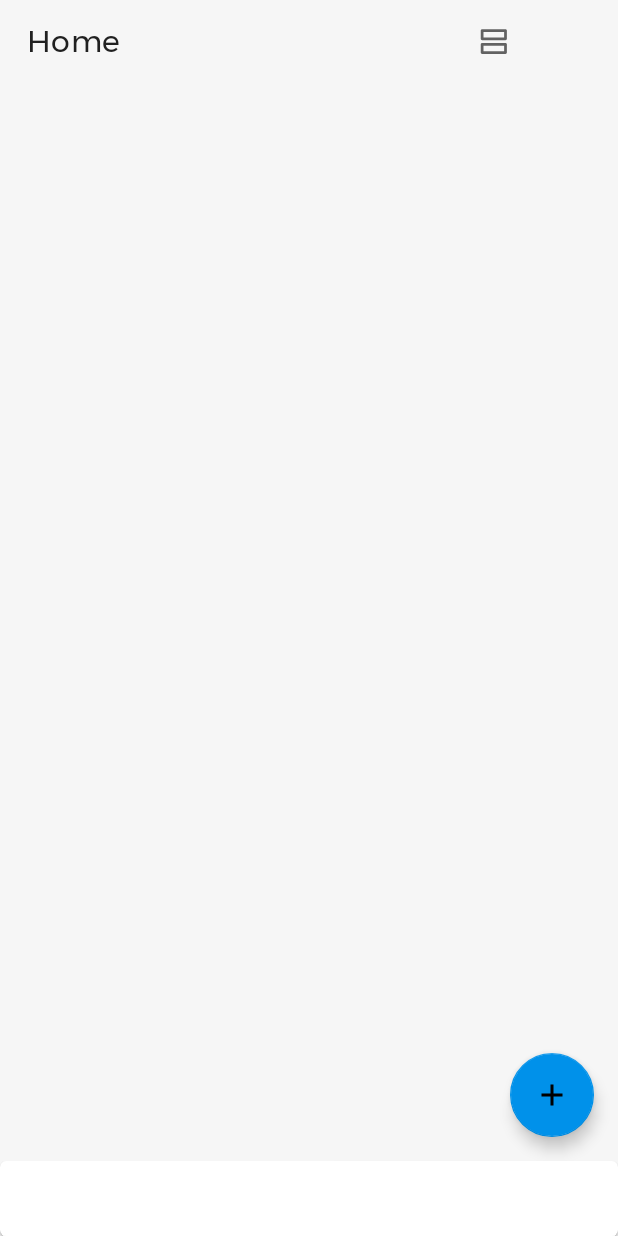
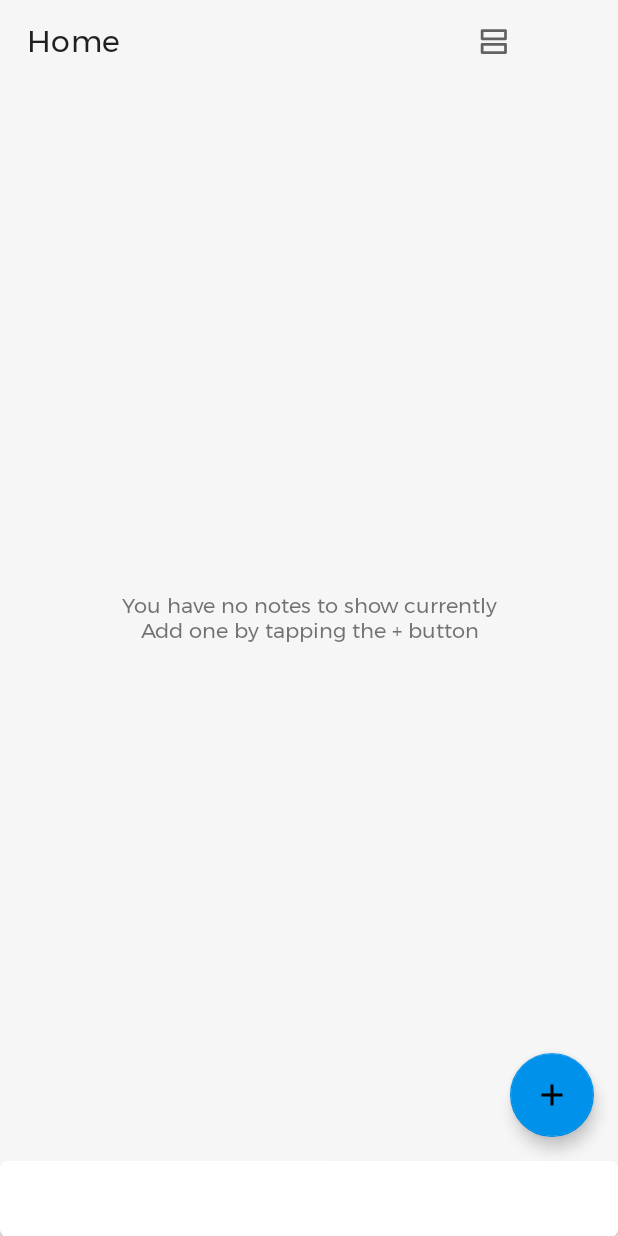
Before and after one commit to robert-paraschiv/CloudNotes, an Android app: the screen it shows after launch once a user with an empty profile is signed in (MainActivity), on a phone screen of 412 x 824 dp. Run offline under Robolectric (Android 15) with nearby library versions, the phone set to English and light mode, and no system bars; our stand-ins replace AdMob, CircleImageView, Firebase (no records; nobody signed in at launch, a user with empty details on screens opened directly); 7 statements that could not run were skipped.

```diff
--- a/app/build.gradle
+++ b/app/build.gradle
@@ -9,7 +9,7 @@ android {
         applicationId "com.rokudoz.onotes"
         minSdkVersion 27
         targetSdkVersion 29
-        versionCode 3
+        versionCode 4
         versionName "1.0"
 
         testInstrumentationRunner "androidx.test.runner.AndroidJUnitRunner"
--- a/app/src/main/java/com/rokudoz/onotes/Fragments/HomeFragment.java
+++ b/app/src/main/java/com/rokudoz/onotes/Fragments/HomeFragment.java
@@ -92,6 +92,8 @@ public class HomeFragment extends Fragment implements HomePageAdapter.OnItemClic
     ItemTouchHelper helper;
     private ImageView layoutManagerIcon;
 
+    private TextView noNotesTv;
+
     private Collaborator currentUserCollaborator = new Collaborator();
 
     private HomePageAdapter staggeredRecyclerViewAdapter;
@@ -131,6 +133,7 @@ public class HomeFragment extends Fragment implements HomePageAdapter.OnItemClic
             view = inflater.inflate(R.layout.fragment_home, container, false);
             recyclerView = view.findViewById(R.id.homeFragment_recyclerView);
             addNewNoteBtn = view.findViewById(R.id.homeFragment_addNoteFab);
+            noNotesTv = view.findViewById(R.id.homeFragment_empty);
 
             sharedPreferences = requireActivity().getSharedPreferences(SETTINGS_PREFS_NAME, MODE_PRIVATE);
             sharedPrefsEditor = requireActivity().getSharedPreferences(SETTINGS_PREFS_NAME, MODE_PRIVATE).edit();
@@ -336,6 +339,10 @@ public class HomeFragment extends Fragment implements HomePageAdapter.OnItemClic
                         @Override
                         public void onEvent(@Nullable QuerySnapshot queryDocumentSnapshots, @Nullable FirebaseFirestoreException e) {
                             if (queryDocumentSnapshots != null && e == null) {
+                                if (queryDocumentSnapshots.size() > 0) {
+                                    //Notes are available, hide no notes tv
+                                    noNotesTv.setVisibility(View.GONE);
+
                                     for (DocumentSnapshot documentSnapshot : queryDocumentSnapshots) {
                                         Note note = documentSnapshot.toObject(Note.class);
                                         if (note != null) {
@@ -384,6 +391,11 @@ public class HomeFragment extends Fragment implements HomePageAdapter.OnItemClic
                                             }
                                         }
                                     }
+                                } else {
+                                    //No notes available, show no notes tv
+                                    noNotesTv.setVisibility(View.VISIBLE);
+                                }
+
                             }
                         }
                     });
--- a/app/src/main/res/layout/fragment_home.xml
+++ b/app/src/main/res/layout/fragment_home.xml
@@ -62,6 +62,16 @@
         </com.google.android.material.appbar.MaterialToolbar>
     </com.google.android.material.appbar.AppBarLayout>
 
+    <TextView
+        android:visibility="gone"
+        tools:visibility="visible"
+        android:id="@+id/homeFragment_empty"
+        android:layout_width="match_parent"
+        android:layout_height="wrap_content"
+        android:layout_gravity="center"
+        android:gravity="center"
+        android:text="You have no notes to show currently\nAdd one by tapping the + button" />
+
 
     <androidx.core.widget.NestedScrollView
         android:id="@+id/homeFragment_recyclerView_layout"
```
Also changed, not shown: app/src/main/java/com/rokudoz/onotes/Fragments/Trash/TrashFragment.java (+23 -16 lines), app/src/main/res/layout/fragment_trash.xml (+11 -0 lines). Lines whose indentation alone changed are shown as unchanged.
